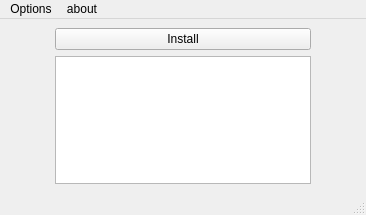
openeuler-mirror/kylin-installer, file kyrpm-installer/mainwindow.ui: the form before one commit.
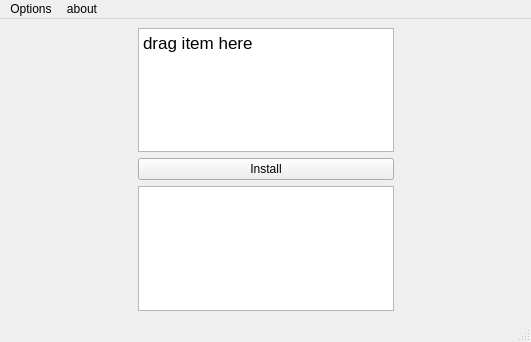
The form after the commit.

Patch:
```diff
--- a/kyrpm-installer/mainwindow.ui
+++ b/kyrpm-installer/mainwindow.ui
@@ -6,8 +6,8 @@
    <rect>
     <x>0</x>
     <y>0</y>
-    <width>366</width>
-    <height>215</height>
+    <width>531</width>
+    <height>342</height>
    </rect>
   </property>
   <property name="windowTitle">
@@ -29,6 +29,58 @@
      </spacer>
     </item>
     <item row="2" column="1">
+     <spacer name="verticalSpacer_4">
+      <property name="orientation">
+       <enum>Qt::Vertical</enum>
+      </property>
+      <property name="sizeHint" stdset="0">
+       <size>
+        <width>20</width>
+        <height>40</height>
+       </size>
+      </property>
+     </spacer>
+    </item>
+    <item row="3" column="0">
+     <spacer name="horizontalSpacer">
+      <property name="orientation">
+       <enum>Qt::Horizontal</enum>
+      </property>
+      <property name="sizeHint" stdset="0">
+       <size>
+        <width>38</width>
+        <height>20</height>
+       </size>
+      </property>
+     </spacer>
+    </item>
+    <item row="6" column="1">
+     <spacer name="verticalSpacer_3">
+      <property name="orientation">
+       <enum>Qt::Vertical</enum>
+      </property>
+      <property name="sizeHint" stdset="0">
+       <size>
+        <width>20</width>
+        <height>40</height>
+       </size>
+      </property>
+     </spacer>
+    </item>
+    <item row="3" column="2">
+     <spacer name="horizontalSpacer_2">
+      <property name="orientation">
+       <enum>Qt::Horizontal</enum>
+      </property>
+      <property name="sizeHint" stdset="0">
+       <size>
+        <width>38</width>
+        <height>20</height>
+       </size>
+      </property>
+     </spacer>
+    </item>
+    <item row="4" column="1">
      <spacer name="verticalSpacer_2">
       <property name="orientation">
        <enum>Qt::Vertical</enum>
@@ -41,41 +93,47 @@
       </property>
      </spacer>
     </item>
-    <item row="1" column="1">
-     <widget class="QPushButton" name="pushButton">
+    <item row="5" column="1">
+     <widget class="QTextEdit" name="textEdit">
+      <property name="minimumSize">
+       <size>
+        <width>50</width>
+        <height>50</height>
+       </size>
+      </property>
+     </widget>
+    </item>
+    <item row="0" column="1">
+     <spacer name="verticalSpacer">
+      <property name="orientation">
+       <enum>Qt::Vertical</enum>
+      </property>
+      <property name="sizeHint" stdset="0">
+       <size>
+        <width>20</width>
+        <height>54</height>
+       </size>
+      </property>
+     </spacer>
+    </item>
+    <item row="3" column="1">
+     <widget class="QPushButton" name="installButton">
       <property name="text">
        <string>Install</string>
       </property>
      </widget>
     </item>
-    <item row="1" column="2">
-     <spacer name="horizontalSpacer_2">
-      <property name="orientation">
-       <enum>Qt::Horizontal</enum>
+    <item row="1" column="1">
+     <widget class="QTextEdit" name="textEdit_2">
+      <property name="html">
+       <string>&lt;!DOCTYPE HTML PUBLIC &quot;-//W3C//DTD HTML 4.0//EN&quot; &quot;http://www.w3.org/TR/REC-html40/strict.dtd&quot;&gt;
+&lt;html&gt;&lt;head&gt;&lt;meta name=&quot;qrichtext&quot; content=&quot;1&quot; /&gt;&lt;meta charset=&quot;utf-8&quot; /&gt;&lt;style type=&quot;text/css&quot;&gt;
+p, li { white-space: pre-wrap; }
+hr { height: 1px; border-width: 0; }
+&lt;/style&gt;&lt;/head&gt;&lt;body style=&quot; font-family:'.AppleSystemUIFont'; font-size:13pt; font-weight:400; font-style:normal;&quot;&gt;
+&lt;p style=&quot; margin-top:0px; margin-bottom:0px; margin-left:0px; margin-right:0px; -qt-block-indent:0; text-indent:0px;&quot;&gt;drag item here&lt;/p&gt;&lt;/body&gt;&lt;/html&gt;</string>
       </property>
-      <property name="sizeHint" stdset="0">
-       <size>
-        <width>38</width>
-        <height>20</height>
-       </size>
-      </property>
-     </spacer>
-    </item>
-    <item row="1" column="0">
-     <spacer name="horizontalSpacer">
-      <property name="orientation">
-       <enum>Qt::Horizontal</enum>
-      </property>
-      <property name="sizeHint" stdset="0">
-       <size>
-        <width>38</width>
-        <height>20</height>
-       </size>
-      </property>
-     </spacer>
-    </item>
-    <item row="3" column="1">
-     <widget class="QTextEdit" name="textEdit"/>
+     </widget>
     </item>
    </layout>
   </widget>
@@ -84,8 +142,8 @@
     <rect>
      <x>0</x>
      <y>0</y>
-     <width>366</width>
-     <height>23</height>
+     <width>531</width>
+     <height>24</height>
     </rect>
    </property>
    <widget class="QMenu" name="menuOptions">
```
Left out of the diff: 25 changed lines with no effect on the pictures.
